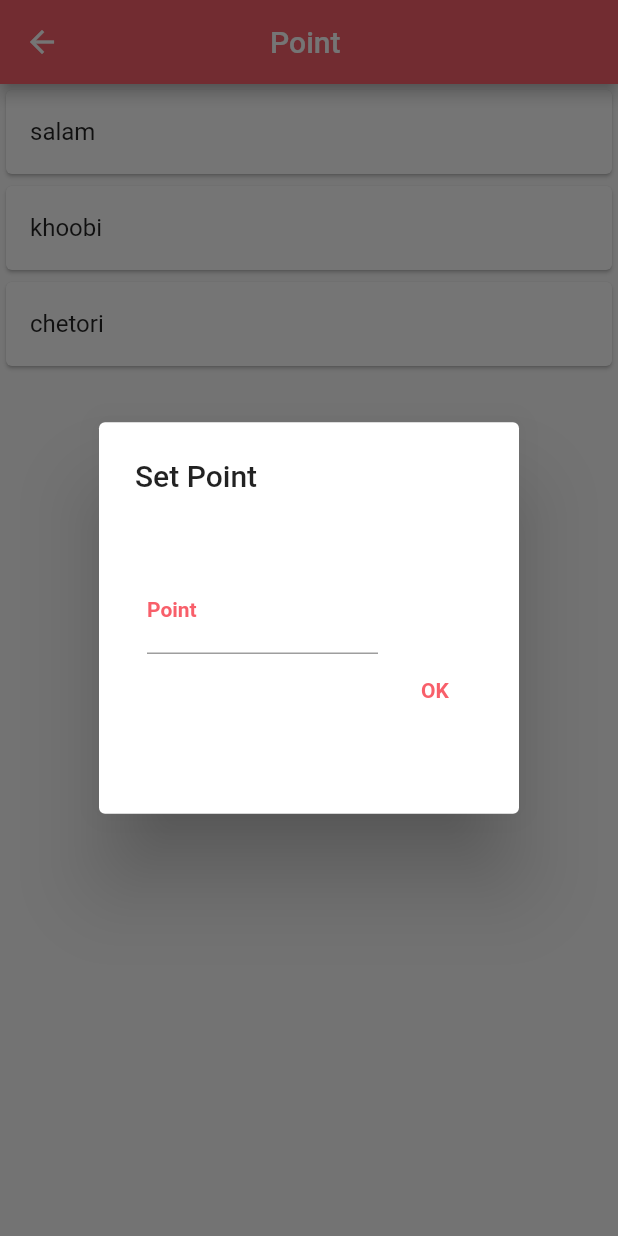
After one commit to amir-r-z-a/chfclient-App, a Flutter app: the SetPointScreen screen opened by its route, after a tap on "salam", on a phone screen of 412 x 824 dp. The commit adds this screen. Run offline on Flutter 3.47's test engine with Material 2 defaults, Android fonts, the phone set to English and light mode, and no system bars; our stand-ins replace animated_text_kit, date_time_picker, dotted_border, flutter_datetime_picker, flutter_map, latlong and 1 more; missing offline and left inert: dart:ffi, search_page; accounts and stored records are empty.

Commit message:
add point

```diff
--- /dev/null
+++ b/lib/Classes/Discount.dart
@@ -0,0 +1,3 @@
+class DiscountCode{
+  static List <String> Codes = ["1234111" , "1234222" , "1234333"];
+}
--- a/lib/Screens/ClientMainMenuScreen.dart
+++ b/lib/Screens/ClientMainMenuScreen.dart
@@ -546,6 +546,9 @@ class _ClientMainMenuScreenState extends State<ClientMainMenuScreen> {
                 () => () {
                       Navigator.pushNamed(context, "/ContactUsScreen");
                     }),
+            customListTile(Icons.control_point_sharp, ' Set point ',
+                    () => Navigator.pushNamed(context, '/SetPointScreen')),
+            customListTile(Icons.phone, 'Contact Us', () => (){Navigator.pushNamed(context, "/ContactUsScreen");}),
             customListTile(
               Icons.logout,
               "Log Out",
--- /dev/null
+++ b/lib/Screens/SetpointScreeen.dart
@@ -0,0 +1,121 @@
+import 'package:chfclient/Classes/RestaurantAccounts.dart';
+import 'package:flutter/material.dart';
+class SetPointScreen extends StatefulWidget {
+  const SetPointScreen({Key key}) : super(key: key);
+    static  List x  = ["salam" , "khoobi" , "chetori"];
+  @override
+  _SetPointScreenState createState() => _SetPointScreenState();
+}
+
+class _SetPointScreenState extends State<SetPointScreen> {
+  var _key2 = GlobalKey<FormState>();
+  String current ;
+  void notInTime() {
+    showDialog<void>(
+      context: context,
+      barrierDismissible: false,
+      builder: (BuildContext context) =>
+          AlertDialog(
+            title: Text('Set Point'),
+            content: Container(
+              height:170,
+              child: Column(
+                children: [
+                  Padding(padding: EdgeInsets.fromLTRB(0, 30, 0, 0)),
+                  Row(children: [
+                    SizedBox(
+                      width: 180,
+                      child: Form(
+                          key: _key2,
+                          child: Padding(
+                            padding: const EdgeInsets.fromLTRB(8, 0, 18, 0),
+                            child: TextFormField(
+                              validator: (String value) {
+                                if (value.isEmpty || value == null) {
+                                  return "you must fill this box";
+                                }
+                                return null;
+                              },
+                              onSaved: (String m){
+                                setState(() {
+                                  SetPointScreen.x.remove(current);
+                                  for(var i = 0 ; i < RestaurantAccounts.restaurantList[0].length;i++){
+                                    if(RestaurantAccounts.restaurantList[0][i].name==current){
+                                      RestaurantAccounts.restaurantList[0][i].point = double.parse(m);
+                                    }
+                                  }
+                                });
+                              },
+                              cursorColor: Color.fromRGBO(248, 95, 106, 1),
+                              decoration: InputDecoration(
+                                errorStyle: TextStyle(
+                                  color: Color.fromRGBO(248, 95, 106, 1),
+                                ),
+                                labelText: "Point",
+                                labelStyle: TextStyle(
+                                    fontSize: 14,
+                                    fontWeight: FontWeight.bold,
+                                    color: Color.fromRGBO(248, 95, 106, 1)),
+                                hintText: " 0 - 5",
+                                hintStyle: TextStyle(
+                                  fontSize: 16,
+                                  color: Color.fromRGBO(209, 214, 219, 1),
+                                ),
+                              ),
+                            ),
+                          )),
+                    ),
+                  ],),
+                  Row(
+                    mainAxisAlignment: MainAxisAlignment.end,
+                    children: [
+                      TextButton(
+                        style: TextButton.styleFrom(
+                            primary: Theme
+                                .of(context)
+                                .primaryColor),
+                        onPressed: () {
+                          if(_key2.currentState.validate()) {
+                            _key2.currentState.save();
+                            Navigator.pop(context);
+                          }
+                        },
+                        child: Text(
+                          'OK',
+                          style: TextStyle(fontWeight: FontWeight.bold),
+                        ),
+                      ),
+                    ],
+                  ),
+                ],
+              ),
+            ),
+          ),
+    );
+  }
+  @override
+  Widget build(BuildContext context) {
+    return Scaffold(
+      appBar: AppBar(
+        title: Text (" Point  "),
+        centerTitle: true,
+      ),
+      body: ListView(
+        children: List.generate(SetPointScreen.x.length, (index) {
+         return GestureDetector(
+          child: Card(
+            child: ListTile(
+              title:Text(SetPointScreen.x[index]),
+            ),
+          ),
+          onTap: (){
+            current = SetPointScreen.x[index];
+            notInTime();
+          },
+        );
+        }
+        ),
+      ),
+    );
+  }
+}
--- a/lib/main.dart
+++ b/lib/main.dart
@@ -12,6 +12,7 @@ import 'package:chfclient/Common/Common%20Classes/CommentTile.dart';
 import 'package:chfclient/Common/Common%20Classes/Date.dart';
 import 'package:chfclient/Common/Common%20Classes/RestaurantTile.dart';
 import 'package:chfclient/Common/Common%20Classes/RestaurantTypes.dart';
+import 'package:chfclient/Screens/AllCommentsScreen.dart';
 import 'package:chfclient/Screens/CafesScreen.dart';
 import 'package:chfclient/Screens/CartScreen.dart';
 import 'package:chfclient/Screens/ClientActiveOrdersScreen.dart';
@@ -33,6 +34,7 @@ import 'package:chfclient/Screens/OthersScreen.dart';
 import 'package:chfclient/Screens/PaymentAddressesScreen.dart';
 import 'package:chfclient/Screens/PaymentScreen.dart';
 import 'package:chfclient/Screens/ClientProfileScreen.dart';
+import 'package:chfclient/Screens/SetpointScreeen.dart';
 import 'package:chfclient/Screens/SplashScreen.dart';
 import 'package:chfclient/Screens/WalletScreen.dart';
 import 'package:flutter/material.dart';
@@ -41,7 +43,7 @@ import 'package:latlong/latlong.dart';
 import 'Screens/ClientActiveOrderTileScreen.dart';
 
 class MyApp extends StatefulWidget {
-  static String ip = '172.20.10.2';
+  static String ip = '192.168.1.7';
   static String id = '';
   static String mode = 'LogOut';
 
@@ -56,11 +58,14 @@ class _MyAppState extends State<MyApp> {
       title: "CHFood",
       theme: ThemeData(primaryColor: const Color.fromRGBO(248, 95, 106, 1)),
       routes: {
+        '/SetPointScreen': (context) =>
+            SetPointScreen(),
         '/ClientActiveOrderTileScreen': (context) =>
             ClientActiveOrderTileScreen(),
         '/MorePopularRestaurantsScreen': (context) =>
             MorePopularRestaurantsScreen(),
         '/CafesScreen': (context) => CafesScreen(),
+        '/AllCommentsScreen': (context) => AllCommentsScreen(),
         '/ContactUsScreen': (context) => ContactUsScreen(),
         '/OthersScreen': (context) => OthersScreen(),
         '/FastFoodScreen': (context) => FastFoodScreen(),
```
Also changed, not shown: lib/Screens/AllCommentsScreen.dart (added, +19 -0 lines), lib/Screens/ClientHomeScreen.dart (+10 -1 lines), lib/Screens/DetailsRestaurantTile.dart (+38 -10 lines), lib/Screens/PaymentScreen.dart (+23 -2 lines).
